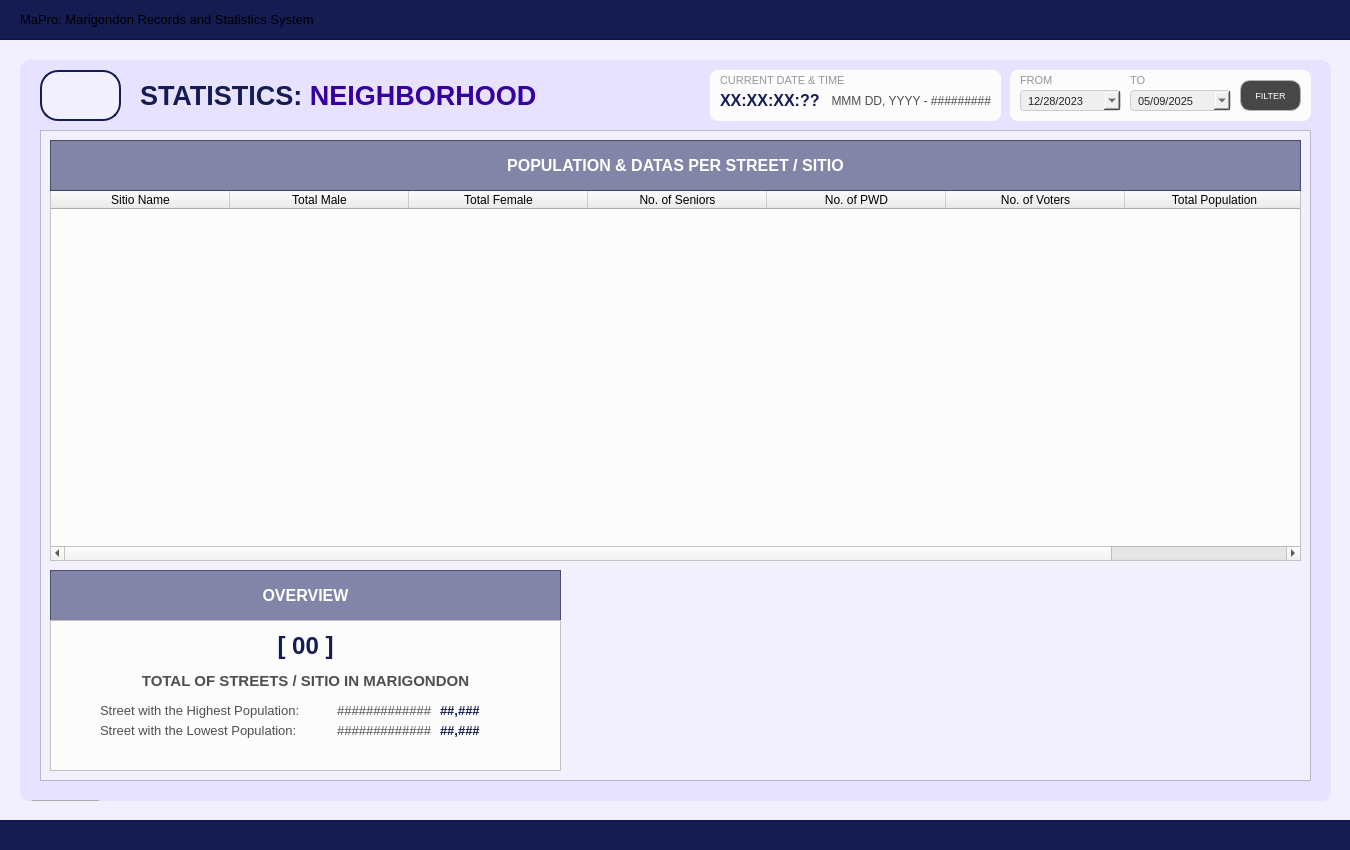
First picture: the form in Resources/UIs/MainPages/StatisticPages/neighborhood.ui, repository Yohhannn/Barangay-Records-Statistics-System, before the edit.
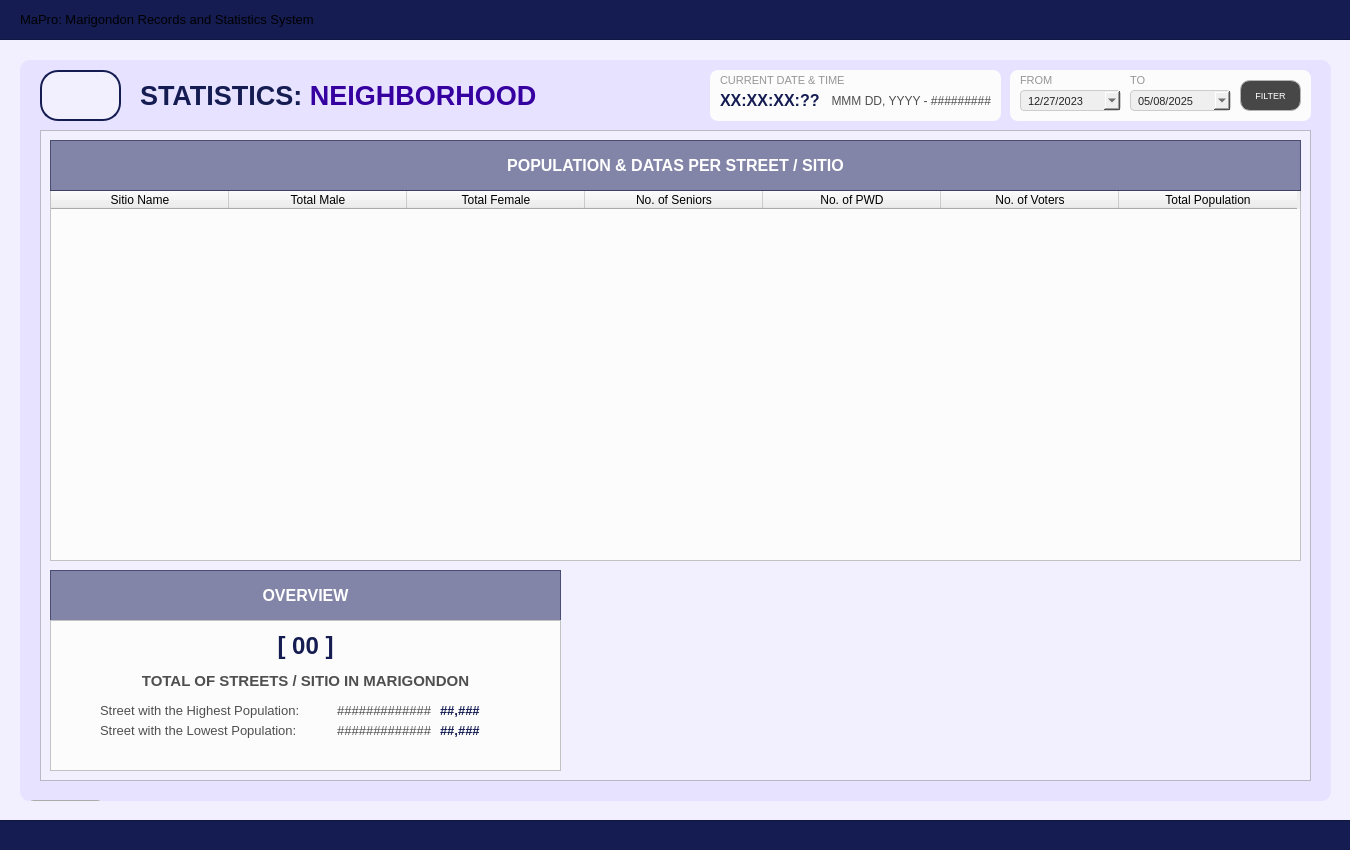
Second picture: the form after the edit. Icons and pictures are not drawn.

Patch:
```diff
--- a/Resources/UIs/MainPages/StatisticPages/neighborhood.ui
+++ b/Resources/UIs/MainPages/StatisticPages/neighborhood.ui
@@ -485,7 +485,10 @@
 }</string>
      </property>
      <attribute name="horizontalHeaderDefaultSectionSize">
-      <number>179</number>
+      <number>178</number>
+     </attribute>
+     <attribute name="verticalHeaderVisible">
+      <bool>false</bool>
      </attribute>
      <column>
       <property name="text">
@@ -1180,7 +1183,7 @@
        <second>0</second>
        <year>2023</year>
        <month>12</month>
-       <day>28</day>
+       <day>27</day>
       </datetime>
      </property>
      <property name="displayFormat">
@@ -1228,7 +1231,7 @@
        <second>0</second>
        <year>2025</year>
        <month>5</month>
-       <day>9</day>
+       <day>8</day>
       </datetime>
      </property>
      <property name="displayFormat">
```
Left out of the diff: 6 changed lines with no effect on the pictures.
